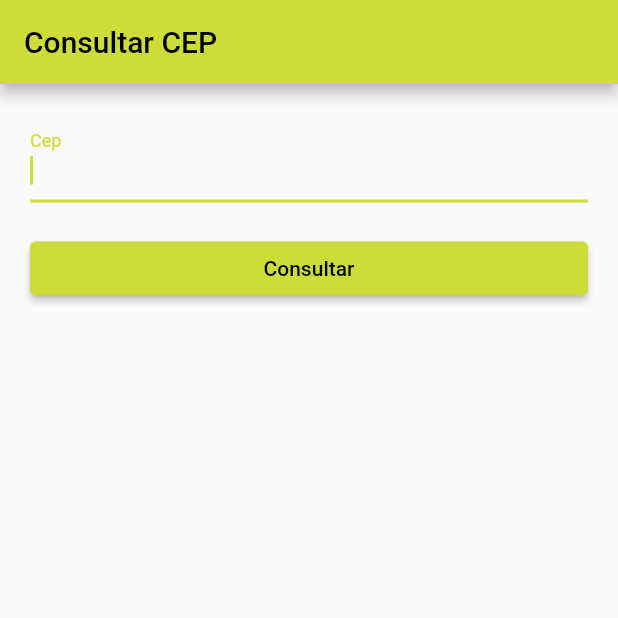
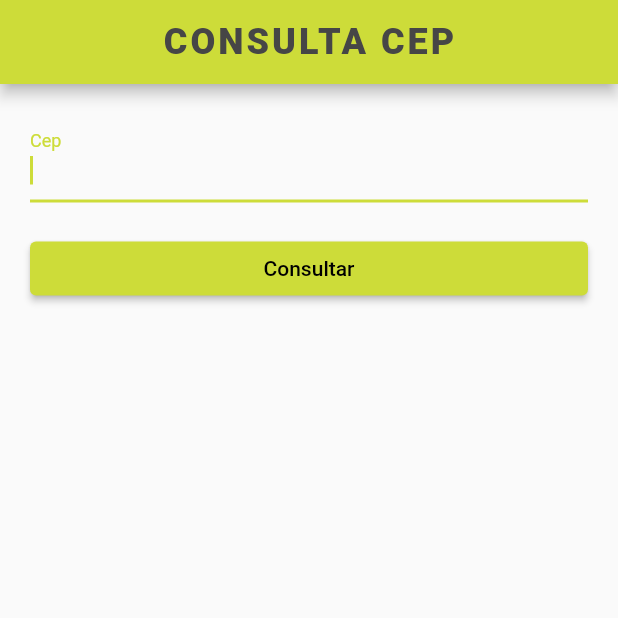
Before and after one commit to otavioborgsm/web_service_flutter, a Flutter app: the screen it shows after launch, on a phone screen of 412 x 824 dp, the top half of it. Run offline on Flutter 3.47's test engine with Material 2 defaults, Android fonts, the phone set to English and light mode, and no system bars.

Commit message:
appBar estilizada

```diff
--- a/lib/views/home_page.dart
+++ b/lib/views/home_page.dart
@@ -24,7 +24,17 @@ class _HomePageState extends State<HomePage> {
   Widget build(BuildContext context) {
     return Scaffold(
       appBar: AppBar(
-        title: const Text('Consultar CEP'),
+        title: const Center(
+          child: Text(
+            'CONSULTA CEP',
+            style: TextStyle(
+              color: Color.fromARGB(255, 70, 70, 70),
+              fontWeight: FontWeight.w900,
+              fontSize: 24,
+              letterSpacing: 2
+            ),
+          )
+        ),
       ),
       body: SingleChildScrollView(
         padding: const EdgeInsets.all(20.0),
```
